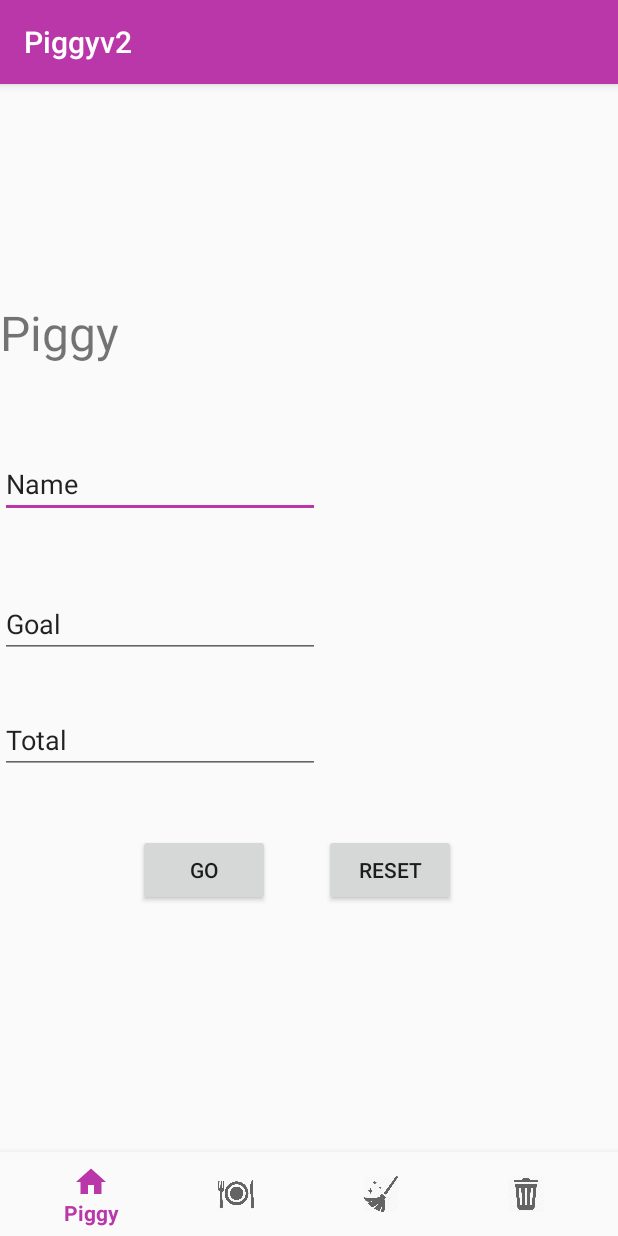
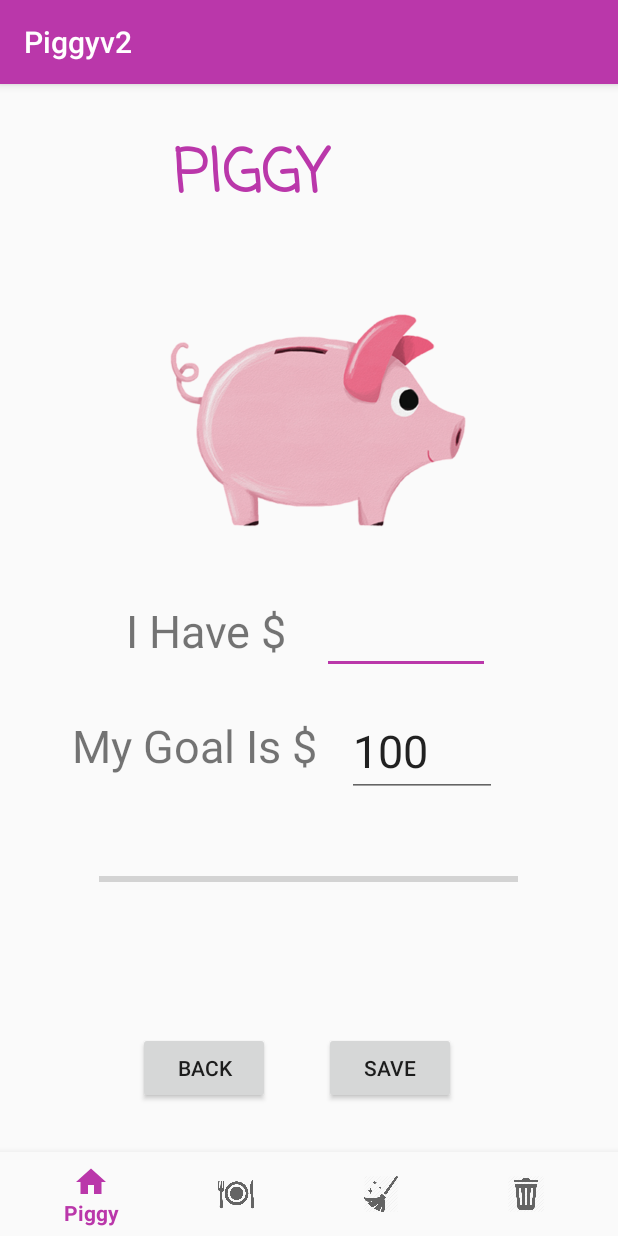
Before and after one commit to NivedithaK/Piggy, an Android app: the screen it shows after launch (MainActivity), on a phone screen of 412 x 824 dp. Run offline under Robolectric (Android 15) with nearby library versions, the phone set to English and light mode, and no system bars.

Commit message:
Update activity_main.xml

```diff
--- a/Piggy/app/src/main/res/layout/activity_main.xml
+++ b/Piggy/app/src/main/res/layout/activity_main.xml
@@ -9,13 +9,26 @@
 
     <TextView
         android:id="@+id/message"
-        android:layout_width="85dp"
-        android:layout_height="60dp"
-        android:layout_marginBottom="40dp"
+        android:layout_width="198dp"
+        android:layout_height="69dp"
+        android:layout_marginStart="104dp"
+        android:layout_marginLeft="104dp"
+        android:layout_marginTop="8dp"
+        android:layout_marginEnd="8dp"
+        android:layout_marginRight="8dp"
+        android:layout_marginBottom="232dp"
         android:text="@string/title_home"
-        android:textSize="32sp"
+        android:textAllCaps="true"
+        android:textColor="#BA37AA"
+        android:textSize="40sp"
+        android:textStyle="bold"
+        app:fontFamily="casual"
         app:layout_constraintBottom_toTopOf="@+id/editText2"
-        tools:layout_editor_absoluteX="142dp" />
+        app:layout_constraintEnd_toEndOf="parent"
+        app:layout_constraintHorizontal_bias="0.108"
+        app:layout_constraintStart_toStartOf="parent"
+        app:layout_constraintTop_toTopOf="parent"
+        app:layout_constraintVertical_bias="1.0" />
 
     <android.support.design.widget.BottomNavigationView
         android:id="@+id/navigation"
@@ -31,36 +44,20 @@
 
     <EditText
         android:id="@+id/editText2"
-        android:layout_width="wrap_content"
+        android:layout_width="112dp"
         android:layout_height="wrap_content"
-        android:layout_marginBottom="48dp"
+        android:layout_marginStart="8dp"
+        android:layout_marginLeft="8dp"
+        android:layout_marginTop="332dp"
+        android:layout_marginEnd="84dp"
+        android:layout_marginRight="84dp"
         android:ems="10"
         android:inputType="textPersonName"
-        android:text="Name"
-        app:layout_constraintBottom_toTopOf="@+id/editText3"
-        tools:layout_editor_absoluteX="87dp" />
-
-    <EditText
-        android:id="@+id/editText3"
-        android:layout_width="wrap_content"
-        android:layout_height="wrap_content"
-        android:layout_marginBottom="32dp"
-        android:ems="10"
-        android:inputType="textPersonName"
-        android:text="Goal"
-        app:layout_constraintBottom_toTopOf="@+id/editText4"
-        tools:layout_editor_absoluteX="87dp" />
-
-    <EditText
-        android:id="@+id/editText4"
-        android:layout_width="wrap_content"
-        android:layout_height="wrap_content"
-        android:layout_marginBottom="252dp"
-        android:ems="10"
-        android:inputType="numberDecimal"
-        android:text="Total"
-        app:layout_constraintBottom_toTopOf="@+id/navigation"
-        tools:layout_editor_absoluteX="87dp" />
+        android:textSize="30sp"
+        app:layout_constraintEnd_toEndOf="parent"
+        app:layout_constraintHorizontal_bias="0.928"
+        app:layout_constraintStart_toEndOf="@+id/textView"
+        app:layout_constraintTop_toTopOf="parent" />
 
     <Button
         android:id="@+id/button"
@@ -70,8 +67,8 @@
         android:layout_marginLeft="8dp"
         android:layout_marginEnd="36dp"
         android:layout_marginRight="36dp"
-        android:layout_marginBottom="164dp"
-        android:text="Go"
+        android:layout_marginBottom="32dp"
+        android:text="Back"
         app:layout_constraintBottom_toTopOf="@+id/navigation"
         app:layout_constraintEnd_toStartOf="@+id/button2"
         app:layout_constraintHorizontal_bias="1.0"
@@ -83,10 +80,82 @@
         android:layout_height="wrap_content"
         android:layout_marginEnd="108dp"
         android:layout_marginRight="108dp"
-        android:layout_marginBottom="164dp"
-        android:text="Reset"
+        android:layout_marginBottom="32dp"
+        android:text="Save"
         app:layout_constraintBottom_toTopOf="@+id/navigation"
         app:layout_constraintEnd_toEndOf="parent" />
 
+    <ImageView
+        android:id="@+id/imageView"
+        android:layout_width="wrap_content"
+        android:layout_height="wrap_content"
+        android:layout_marginStart="112dp"
+        android:layout_marginLeft="112dp"
+        android:layout_marginTop="152dp"
+        android:layout_marginEnd="8dp"
+        android:layout_marginRight="8dp"
+        app:layout_constraintEnd_toEndOf="parent"
+        app:layout_constraintHorizontal_bias="0.0"
+        app:layout_constraintStart_toStartOf="parent"
+        app:layout_constraintTop_toTopOf="parent"
+        app:srcCompat="@mipmap/pig" />
+
+    <TextView
+        android:id="@+id/textView"
+        android:layout_width="wrap_content"
+        android:layout_height="wrap_content"
+        android:layout_marginStart="84dp"
+        android:layout_marginLeft="84dp"
+        android:layout_marginTop="344dp"
+        android:text="I Have $"
+        android:textSize="30sp"
+        app:layout_constraintStart_toStartOf="parent"
+        app:layout_constraintTop_toTopOf="parent" />
+
+    <TextView
+        android:id="@+id/textView2"
+        android:layout_width="wrap_content"
+        android:layout_height="wrap_content"
+        android:layout_marginStart="48dp"
+        android:layout_marginLeft="48dp"
+        android:layout_marginTop="36dp"
+        android:text="My Goal Is $"
+        android:textSize="30sp"
+        app:layout_constraintStart_toStartOf="parent"
+        app:layout_constraintTop_toBottomOf="@+id/textView" />
+
+    <EditText
+        android:id="@+id/editText"
+        android:layout_width="100dp"
+        android:layout_height="58dp"
+        android:layout_marginStart="20dp"
+        android:layout_marginLeft="20dp"
+        android:layout_marginTop="24dp"
+        android:layout_marginEnd="8dp"
+        android:layout_marginRight="8dp"
+        android:ems="10"
+        android:inputType="textPersonName"
+        android:text="100"
+        android:textSize="30sp"
+        app:layout_constraintEnd_toEndOf="parent"
+        app:layout_constraintHorizontal_bias="0.0"
+        app:layout_constraintStart_toEndOf="@+id/textView2"
+        app:layout_constraintTop_toBottomOf="@+id/editText2" />
+
+    <ProgressBar
+        android:id="@+id/progressBar"
+        style="?android:attr/progressBarStyleHorizontal"
+        android:layout_width="279dp"
+        android:layout_height="68dp"
+        android:layout_marginStart="64dp"
+        android:layout_marginLeft="64dp"
+        android:layout_marginTop="496dp"
+        android:layout_marginEnd="8dp"
+        android:layout_marginRight="8dp"
+        app:layout_constraintEnd_toEndOf="parent"
+        app:layout_constraintHorizontal_bias="0.033"
+        app:layout_constraintStart_toStartOf="parent"
+        app:layout_constraintTop_toTopOf="parent" />
+
 
 </android.support.constraint.ConstraintLayout>
```
